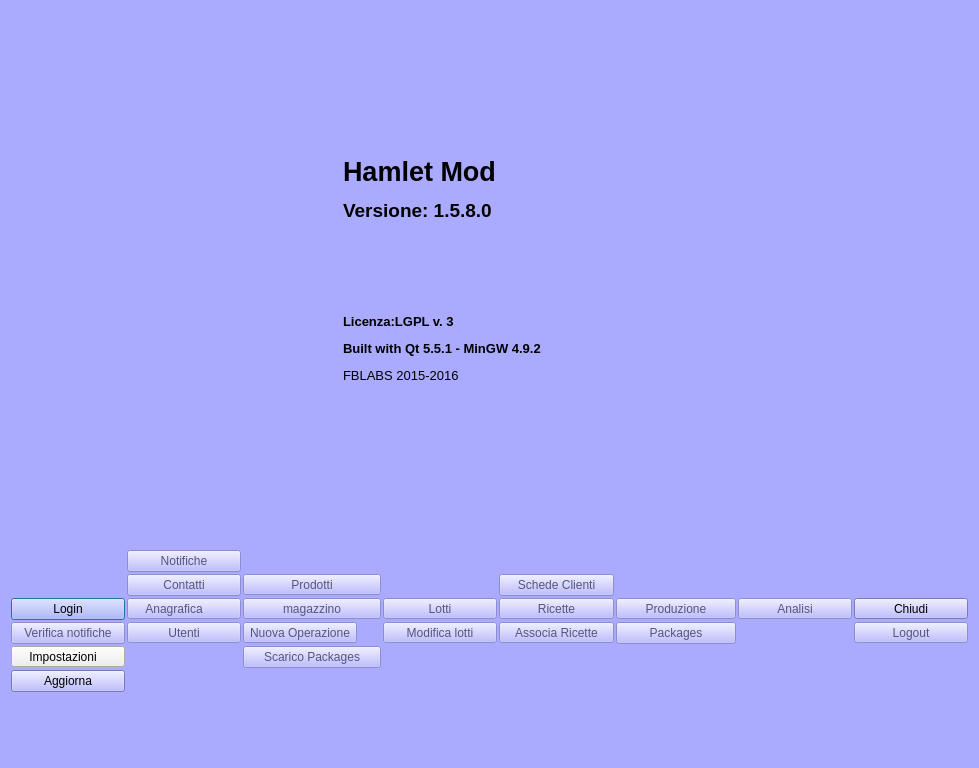
Above: mainwindow.ui from fblabs/hamlet-mod-sancon before the change. Below: the same form after it.
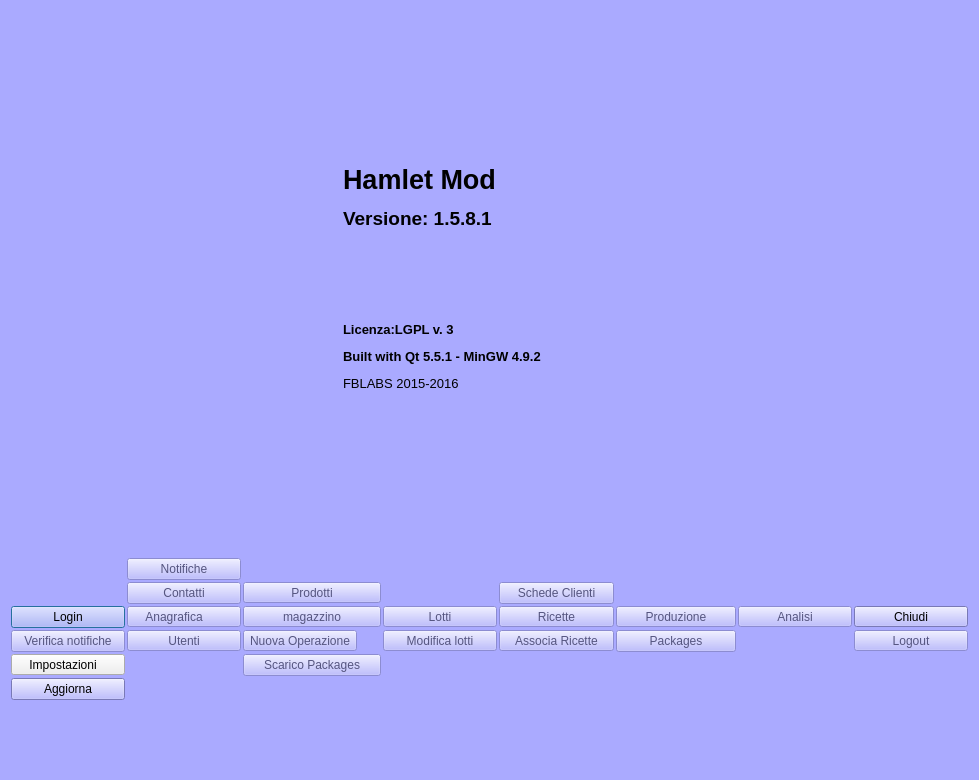
That is the form after the change. Icons and pictures are not drawn.

What changed in the file:
```diff
--- a/mainwindow.ui
+++ b/mainwindow.ui
@@ -10,7 +10,7 @@
     <x>0</x>
     <y>0</y>
     <width>979</width>
-    <height>768</height>
+    <height>780</height>
    </rect>
   </property>
   <property name="palette">
@@ -523,7 +523,7 @@
       <item>
        <widget class="QLabel" name="label_2">
         <property name="text">
-         <string>&lt;html&gt;&lt;head/&gt;&lt;body&gt;&lt;p&gt;&lt;span style=&quot; font-size:20pt; font-weight:600;&quot;&gt;Hamlet Mod&lt;/span&gt;&lt;/p&gt;&lt;p&gt;&lt;span style=&quot; font-size:14pt; font-weight:600;&quot;&gt;Versione: 1.5.8.0&lt;/span&gt;&lt;/p&gt;&lt;p&gt;&lt;br/&gt;&lt;/p&gt;&lt;p&gt;&lt;br/&gt;&lt;/p&gt;&lt;p&gt;&lt;span style=&quot; font-size:10pt; font-weight:600;&quot;&gt;Licenza:LGPL v. 3&lt;/span&gt;&lt;/p&gt;&lt;p&gt;&lt;span style=&quot; font-size:10pt; font-weight:600;&quot;&gt;Built with Qt 5.5.1 - MinGW 4.9.2&lt;/span&gt;&lt;/p&gt;&lt;p&gt;&lt;span style=&quot; font-size:10pt;&quot;&gt;FBLABS 2015-2016&lt;/span&gt;&lt;/p&gt;&lt;/body&gt;&lt;/html&gt;</string>
+         <string>&lt;html&gt;&lt;head/&gt;&lt;body&gt;&lt;p&gt;&lt;span style=&quot; font-size:20pt; font-weight:600;&quot;&gt;Hamlet Mod&lt;/span&gt;&lt;/p&gt;&lt;p&gt;&lt;span style=&quot; font-size:14pt; font-weight:600;&quot;&gt;Versione: 1.5.8.1&lt;/span&gt;&lt;/p&gt;&lt;p&gt;&lt;br/&gt;&lt;/p&gt;&lt;p&gt;&lt;br/&gt;&lt;/p&gt;&lt;p&gt;&lt;span style=&quot; font-size:10pt; font-weight:600;&quot;&gt;Licenza:LGPL v. 3&lt;/span&gt;&lt;/p&gt;&lt;p&gt;&lt;span style=&quot; font-size:10pt; font-weight:600;&quot;&gt;Built with Qt 5.5.1 - MinGW 4.9.2&lt;/span&gt;&lt;/p&gt;&lt;p&gt;&lt;span style=&quot; font-size:10pt;&quot;&gt;FBLABS 2015-2016&lt;/span&gt;&lt;/p&gt;&lt;/body&gt;&lt;/html&gt;</string>
         </property>
         <property name="scaledContents">
          <bool>false</bool>
```
Left out of the diff: 2 changed lines with no effect on the pictures.
